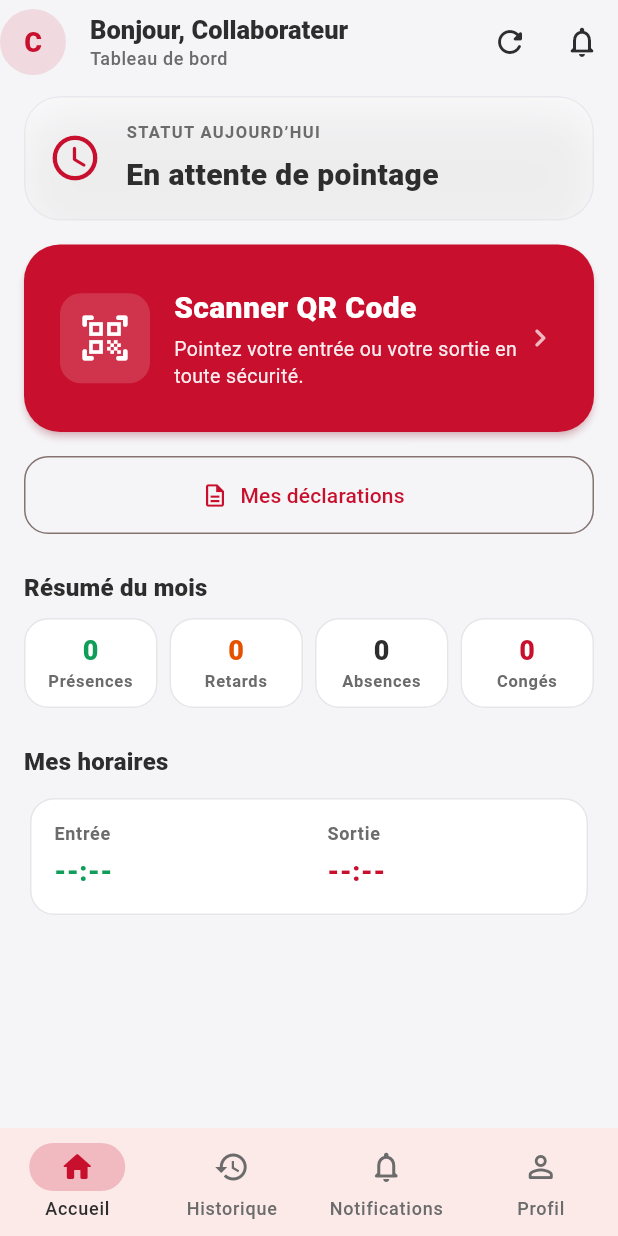
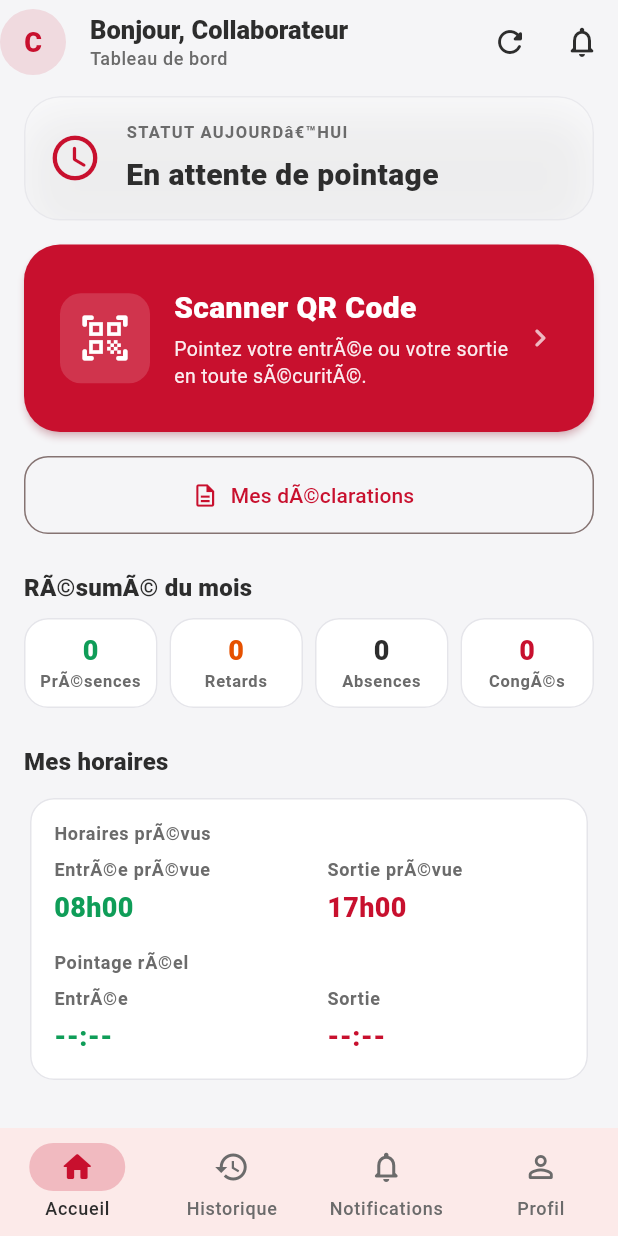
Before and after one commit to Modou1ngom/CofiPointe, a Flutter app: the DashboardScreen screen opened by its route, on a phone screen of 412 x 824 dp. Run offline on Flutter 3.47's test engine with Material 3 defaults, Android fonts, the phone set to English and light mode, and no system bars; drawn by our look-alikes of flutter_animate; our stand-ins replace camera, connectivity_plus, device_info_plus, dio, equatable, file_picker and 12 more; missing offline and left inert: android_id, encrypt, google_mlkit_face_detection, mobile_scanner; accounts and stored records are empty.

Commit message:
Bump CofiPointe 1.0.16 : logout auto sur 401 et sync dashboard.
Co-authored-by: Cursor <cursoragent@cursor.com>

```diff
--- a/lib/features/attendance/data/models/pointage_mobile_models.dart
+++ b/lib/features/attendance/data/models/pointage_mobile_models.dart
@@ -62,26 +62,89 @@ class PointageTodaySummary extends Equatable {
   const PointageTodaySummary({
     this.checkIn,
     this.checkOut,
+    this.checkInLabel,
+    this.checkOutLabel,
+    this.scheduledArrival,
+    this.scheduledDeparture,
     this.rows = const [],
     this.officeZone,
+    this.dayComplete = false,
+    this.autoFerie = false,
+    this.statusLabel,
+    this.apiDate,
   });
 
   static const PointageTodaySummary empty = PointageTodaySummary();
 
   final DateTime? checkIn;
   final DateTime? checkOut;
+  /// Libellé d’affichage (heure réelle si fournie, sinon formatée).
+  final String? checkInLabel;
+  final String? checkOutLabel;
+  /// Horaires prévus RH (section « Mes horaires »).
+  final String? scheduledArrival;
+  final String? scheduledDeparture;
   final List<PointageTodayRow> rows;
   final OfficeZone? officeZone;
+  final bool dayComplete;
+  final bool autoFerie;
+  final String? statusLabel;
+  final String? apiDate;
+
+  bool get hasCheckIn => checkIn != null;
+  bool get hasCheckOut => checkOut != null;
+  bool get isDayComplete => dayComplete || (hasCheckIn && hasCheckOut);
 
   /// Réponse agrégée `GET /pointage/today` (`check_in` / `check_out`).
   factory PointageTodaySummary.fromTodayApiMap(Map<String, dynamic> json) {
     final zoneRaw = json['office_zone'] ?? json['officeZone'];
+    final checkIn = _onlyToday(AppDateFormat.parseApi(json['check_in'] ?? json['checkIn']));
+    final checkOut = _onlyToday(AppDateFormat.parseApi(json['check_out'] ?? json['checkOut']));
+    final labelIn = _firstNonEmpty([
+      json['entry_reelle'],
+      json['entryReelle'],
+      json['entree_reelle'],
+    ]);
+    final labelOut = _firstNonEmpty([
+      json['exit_reelle'],
+      json['exitReelle'],
+      json['sortie_reelle'],
+    ]);
+    final scheduledIn = _normalizeHhmm(_firstNonEmpty([
+      json['scheduled_arrival'],
+      json['scheduledArrival'],
+      json['heure_arrivee_prevue'],
+      json['heureArriveePrevue'],
+    ]));
+    final scheduledOut = _normalizeHhmm(_firstNonEmpty([
+      json['scheduled_departure'],
+      json['scheduledDeparture'],
+      json['heure_depart_prevue'],
+      json['heureDepartPrevue'],
+    ]));
+    final dayComplete = json['journee_complete'] == true ||
+        json['journeeComplete'] == true ||
+        (checkIn != null && checkOut != null);
+    final autoFerie =
+        json['auto_ferie'] == true || json['autoFerie'] == true;
+    final statusLabel = _firstNonEmpty([json['statut'], json['status_label']]);
+
     return PointageTodaySummary(
-      checkIn: AppDateFormat.parseApi(json['check_in'] ?? json['checkIn']),
-      checkOut: AppDateFormat.parseApi(json['check_out'] ?? json['checkOut']),
+      checkIn: checkIn,
+      checkOut: checkOut,
+      checkInLabel: labelIn ??
+          (checkIn != null ? AppDateFormat.formatTime12h(checkIn) : null),
+      checkOutLabel: labelOut ??
+          (checkOut != null ? AppDateFormat.formatTime12h(checkOut) : null),
+      scheduledArrival: scheduledIn,
+      scheduledDeparture: scheduledOut,
       officeZone: zoneRaw is Map
           ? OfficeZone.fromJson(Map<String, dynamic>.from(zoneRaw))
           : null,
+      dayComplete: dayComplete,
+      autoFerie: autoFerie,
+      statusLabel: statusLabel,
+      apiDate: json['date']?.toString(),
     );
   }
 
@@ -97,19 +160,71 @@ class PointageTodaySummary extends Equatable {
     DateTime? lastSortie;
     for (final r in rows) {
       final s = r.sens.toLowerCase();
+      final at = _onlyToday(r.enregistreAt);
+      if (at == null) continue;
       if (s == 'entree') {
-        firstEntree ??= r.enregistreAt;
+        firstEntree ??= at;
       } else if (s == 'sortie') {
-        lastSortie = r.enregistreAt;
+        lastSortie = at;
       }
     }
     return PointageTodaySummary(
       checkIn: firstEntree,
       checkOut: lastSortie,
+      checkInLabel:
+          firstEntree != null ? AppDateFormat.formatTime12h(firstEntree) : null,
+      checkOutLabel:
+          lastSortie != null ? AppDateFormat.formatTime12h(lastSortie) : null,
       rows: rows,
+      dayComplete: firstEntree != null && lastSortie != null,
     );
   }
 
+  static DateTime? _onlyToday(DateTime? dt) {
+    if (dt == null) return null;
+    final now = DateTime.now();
+    final local = dt.toLocal();
+    if (local.year != now.year ||
+        local.month != now.month ||
+        local.day != now.day) {
+      return null;
+    }
+    return local;
+  }
+
+  static String? _firstNonEmpty(List<dynamic> values) {
+    for (final v in values) {
+      final s = v?.toString().trim();
+      if (s != null && s.isNotEmpty && s != '—' && s != '-') return s;
+    }
+    return null;
+  }
+
+  /// Normalise `08:00` / `8:00` / `08h00` → `08h00`.
+  static String? _normalizeHhmm(String? raw) {
+    if (raw == null) return null;
+    final s = raw.trim();
+    if (s.isEmpty) return null;
+    final m = RegExp(r'^(\d{1,2})[:hH]?(\d{0,2})').firstMatch(s);
+    if (m == null) return s;
+    final h = int.tryParse(m.group(1) ?? '') ?? 0;
+    final min = int.tryParse((m.group(2) == null || m.group(2)!.isEmpty) ? '0' : m.group(2)!) ?? 0;
+    return '${h.toString().padLeft(2, '0')}h${min.toString().padLeft(2, '0')}';
+  }
+
   @override
-  List<Object?> get props => [checkIn, checkOut, rows, officeZone];
+  List<Object?> get props => [
+        checkIn,
+        checkOut,
+        checkInLabel,
+        checkOutLabel,
+        scheduledArrival,
+        scheduledDeparture,
+        rows,
+        officeZone,
+        dayComplete,
+        autoFerie,
+        statusLabel,
+        apiDate,
+      ];
 }
--- a/lib/features/dashboard/presentation/screens/dashboard_screen.dart
+++ b/lib/features/dashboard/presentation/screens/dashboard_screen.dart
@@ -3,6 +3,7 @@ import 'package:flutter_animate/flutter_animate.dart';
 import 'package:flutter_riverpod/flutter_riverpod.dart';
 import 'package:go_router/go_router.dart';
 import '../../../../core/constants/app_colors.dart';
+import '../../../../core/errors/failures.dart';
 import '../../../../core/constants/app_spacing.dart';
 import '../../../../core/utils/app_date_format.dart';
 import '../../../../providers/attendance_ui_provider.dart';
@@ -28,53 +29,68 @@ class DashboardScreen extends ConsumerWidget {
     final api = todayAsync.valueOrNull;
     final summaryAsync = ref.watch(dashboardSummaryProvider);
 
-    // Aligne le cache local sur le serveur dès qu’il répond.
+    // Aligne le cache local sur le serveur dÃ¨s quâ€™il rÃ©pond.
     ref.listen<AsyncValue<PointageTodaySummary>>(pointageTodayProvider, (
       previous,
       next,
     ) {
       next.whenData((summary) {
         ref.read(todayAttendanceUiProvider.notifier).syncToday(
-              checkIn: summary.checkIn,
-              checkOut: summary.checkOut,
+              checkIn: summary.autoFerie ? null : summary.checkIn,
+              checkOut: summary.autoFerie ? null : summary.checkOut,
             );
       });
     });
 
-    // Dès que le serveur a répondu, ses valeurs priment (même si null).
+    // DÃ¨s que le serveur a rÃ©pondu, ses valeurs priment (mÃªme si null).
+    // Les pointages synthÃ©tiques (fÃ©riÃ© auto) ne sont plus renvoyÃ©s comme checkIn/Out.
     final checkIn = todayAsync.hasValue ? api?.checkIn : local.checkIn;
     final checkOut = todayAsync.hasValue ? api?.checkOut : local.checkOut;
+    final autoFerie = api?.autoFerie == true;
     final name = session.user?.fullName ?? 'Collaborateur';
     final scheme = Theme.of(context).colorScheme;
 
     final hasEntry = checkIn != null;
     final hasExit = checkOut != null;
-    final present = hasEntry || hasExit;
+    final present = !autoFerie && (hasEntry || hasExit);
 
-    // Ne pas masquer une erreur API derrière des zéros : on garde la donnée
-    // reçue, sinon un plancher basé sur le pointage du jour.
     final summary = _resolveMonthlySummary(summaryAsync, presentToday: present);
 
     String statusTitle;
-    if (hasEntry && hasExit) {
-      statusTitle = 'Présent';
+    if (autoFerie) {
+      statusTitle = api?.statusLabel?.trim().isNotEmpty == true
+          ? api!.statusLabel!
+          : 'Jour fÃ©riÃ© (auto)';
+    } else if (hasEntry && hasExit) {
+      statusTitle = 'PrÃ©sent';
     } else if (hasExit && !hasEntry) {
-      statusTitle = 'Sortie enregistrée';
+      statusTitle = 'Sortie enregistrÃ©e';
     } else if (hasEntry) {
-      statusTitle = 'Présent';
+      statusTitle = 'PrÃ©sent';
     } else {
       statusTitle = 'En attente de pointage';
     }
 
     String? statusDetail;
-    if (hasEntry && hasExit) {
+    if (autoFerie) {
+      statusDetail = 'Aucun scan requis â€” couverture automatique';
+    } else if (hasEntry && hasExit) {
       statusDetail =
-          'Entrée : ${AppDateFormat.formatTime12h(checkIn)} · Sortie : ${AppDateFormat.formatTime12h(checkOut)}';
+          'EntrÃ©e : ${AppDateFormat.formatTime12h(checkIn)} Â· Sortie : ${AppDateFormat.formatTime12h(checkOut)}';
     } else if (hasExit && !hasEntry) {
       statusDetail = 'Sortie : ${AppDateFormat.formatTime12h(checkOut)}';
     } else if (hasEntry) {
-      statusDetail = 'Entrée : ${AppDateFormat.formatTime12h(checkIn)}';
+      statusDetail = 'EntrÃ©e : ${AppDateFormat.formatTime12h(checkIn)}';
     }
+
+    final scheduledIn = api?.scheduledArrival ?? '08h00';
+    final scheduledOut = api?.scheduledDeparture ?? '17h00';
+    final entryDisplay = checkIn == null
+        ? '--:--'
+        : (api?.checkInLabel ?? AppDateFormat.formatTime12h(checkIn));
+    final exitDisplay = checkOut == null
+        ? '--:--'
+        : (api?.checkOutLabel ?? AppDateFormat.formatTime12h(checkOut));
 
     return Scaffold(
       appBar: AppBar(
@@ -150,7 +166,7 @@ class DashboardScreen extends ConsumerWidget {
                     crossAxisAlignment: CrossAxisAlignment.start,
                     children: [
                       Text(
-                        'STATUT AUJOURD’HUI',
+                        'STATUT AUJOURDâ€™HUI',
                         style: Theme.of(context).textTheme.labelSmall?.copyWith(
                               letterSpacing: 0.9,
                               color: scheme.onSurfaceVariant,
@@ -224,7 +240,7 @@ class DashboardScreen extends ConsumerWidget {
                           ),
                           const SizedBox(height: 4),
                           Text(
-                            'Pointez votre entrée ou votre sortie en toute sécurité.',
+                            'Pointez votre entrÃ©e ou votre sortie en toute sÃ©curitÃ©.',
                             style: TextStyle(
                               color: Colors.white.withValues(alpha: 0.92),
                               fontSize: 13,
@@ -244,11 +260,11 @@ class DashboardScreen extends ConsumerWidget {
           OutlinedButton.icon(
             onPressed: () => context.push(DeclarationsScreen.routePath),
             icon: const Icon(Icons.description_outlined),
-            label: const Text('Mes déclarations'),
+            label: const Text('Mes dÃ©clarations'),
           ),
           const SizedBox(height: AppSpacing.lg),
           Text(
-            'Résumé du mois',
+            'RÃ©sumÃ© du mois',
             style: Theme.of(context).textTheme.titleMedium?.copyWith(
                   fontWeight: FontWeight.w800,
                   color: AppColors.charcoal,
@@ -259,8 +275,8 @@ class DashboardScreen extends ConsumerWidget {
             children: [
               Expanded(
                 child: _SummaryStat(
-                  label: 'Présences',
-                  value: summaryAsync.isLoading ? '…' : '${summary.presentsCount}',
+                  label: 'PrÃ©sences',
+                  value: summaryAsync.isLoading ? 'â€¦' : '${summary.presentsCount}',
                   accent: AppColors.success,
                 ),
               ),
@@ -268,7 +284,7 @@ class DashboardScreen extends ConsumerWidget {
               Expanded(
                 child: _SummaryStat(
                   label: 'Retards',
-                  value: summaryAsync.isLoading ? '…' : '${summary.lateCount}',
+                  value: summaryAsync.isLoading ? 'â€¦' : '${summary.lateCount}',
                   accent: AppColors.warning,
                 ),
               ),
@@ -276,15 +292,15 @@ class DashboardScreen extends ConsumerWidget {
               Expanded(
                 child: _SummaryStat(
                   label: 'Absences',
-                  value: summaryAsync.isLoading ? '…' : '${summary.absentCount}',
+                  value: summaryAsync.isLoading ? 'â€¦' : '${summary.absentCount}',
                   accent: AppColors.charcoal,
                 ),
               ),
               const SizedBox(width: AppSpacing.sm),
               Expanded(
                 child: _SummaryStat(
-                  label: 'Congés',
-                  value: summaryAsync.isLoading ? '…' : '${summary.onLeaveCount}',
+                  label: 'CongÃ©s',
+                  value: summaryAsync.isLoading ? 'â€¦' : '${summary.onLeaveCount}',
                   accent: scheme.primary,
                 ),
               ),
@@ -302,24 +318,59 @@ class DashboardScreen extends ConsumerWidget {
           Card(
             child: Padding(
               padding: const EdgeInsets.all(AppSpacing.md),
-              child: Row(
+              child: Column(
+                crossAxisAlignment: CrossAxisAlignment.start,
+                children: [
+                  Text(
+                    'Horaires prÃ©vus',
+                    style: Theme.of(context).textTheme.labelMedium?.copyWith(
+                          color: scheme.onSurfaceVariant,
+                          fontWeight: FontWeight.w600,
+                        ),
+                  ),
+                  const SizedBox(height: AppSpacing.sm),
+                  Row(
                     children: [
                       _timeColumn(
                         context,
-                    label: 'Entrée',
-                    value: checkIn != null
-                        ? AppDateFormat.formatTime12h(checkIn)
-                        : '--:--',
+                        label: 'EntrÃ©e prÃ©vue',
+                        value: scheduledIn,
+                        accent: AppColors.success,
+                      ),
+                      const SizedBox(width: AppSpacing.lg),
+                      _timeColumn(
+                        context,
+                        label: 'Sortie prÃ©vue',
+                        value: scheduledOut,
+                        accent: AppColors.primary,
+                      ),
+                    ],
+                  ),
+                  const SizedBox(height: AppSpacing.md),
+                  Text(
+                    'Pointage rÃ©el',
+                    style: Theme.of(context).textTheme.labelMedium?.copyWith(
+                          color: scheme.onSurfaceVariant,
+                          fontWeight: FontWeight.w600,
+                        ),
+                  ),
+                  const SizedBox(height: AppSpacing.sm),
+                  Row(
+                    children: [
+                      _timeColumn(
+                        context,
+                        label: 'EntrÃ©e',
+                        value: entryDisplay,
                         accent: AppColors.success,
                       ),
                       const SizedBox(width: AppSpacing.lg),
                       _timeColumn(
                         context,
                         label: 'Sortie',
-                    value: checkOut != null
-                        ? AppDateFormat.formatTime12h(checkOut)
-                        : '--:--',
+                        value: exitDisplay,
                         accent: AppColors.primary,
+                      ),
+                    ],
                   ),
                 ],
               ),
@@ -329,7 +380,7 @@ class DashboardScreen extends ConsumerWidget {
             Padding(
               padding: const EdgeInsets.only(top: AppSpacing.sm),
               child: Text(
-                'Pointage du jour : impossible de synchroniser (réessayez).',
+                _todaySyncErrorMessage(todayAsync.error),
                 style: Theme.of(context).textTheme.bodySmall?.copyWith(
                       color: scheme.error,
                     ),
@@ -338,6 +389,26 @@ class DashboardScreen extends ConsumerWidget {
         ],
       ),
     );
+  }
+
+
+  static String _todaySyncErrorMessage(Object? error) {
+    if (error is NetworkFailure) {
+      return 'Pointage du jour : pas de connexion (réessayez).';
+    }
+    if (error is AuthFailure) {
+      return 'Pointage du jour : session expirée — reconnectez-vous.';
+    }
+    if (error is ServerFailure) {
+      final code = error.code;
+      if (code == '500' || code == '502' || code == '503') {
+        return 'Pointage du jour : serveur indisponible (réessayez plus tard).';
+      }
+      if (code == '404') {
+        return 'Pointage du jour : service non déployé côté serveur.';
+      }
+    }
+    return 'Pointage du jour : impossible de synchroniser (réessayez).';
   }
 
   Widget _timeColumn(
@@ -378,16 +449,11 @@ DashboardSummary _resolveMonthlySummary(
 }) {
   final data = async.valueOrNull;
   if (data != null) {
-    if (presentToday && data.presentsCount < 1) {
-      return DashboardSummary(
-        presentsCount: 1,
-        lateCount: data.lateCount,
-        absentCount: data.absentCount,
-        onLeaveCount: data.onLeaveCount,
-        month: data.month,
-      );
+    return data;
   }
-    return data;
+  // Pas de plancher artificiel : afficher 0 tant que l'API n'a pas répondu.
+  if (async.isLoading) {
+    return DashboardSummary.empty;
   }
   if (presentToday) {
     return const DashboardSummary(
--- a/lib/main.dart
+++ b/lib/main.dart
@@ -6,6 +6,7 @@ import 'package:intl/date_symbol_data_local.dart';
 import 'package:shared_preferences/shared_preferences.dart';
 
 import 'app.dart';
+import 'core/network/dio_interceptor.dart';
 import 'providers/app_providers.dart';
 import 'services/push_notification_service.dart';
 import 'services/session_controller.dart';
@@ -34,6 +35,11 @@ Future<void> main() async {
 
   await container.read(sessionControllerProvider.notifier).hydrate();
 
+  // Jeton expiré / révoqué → déconnexion locale (sinon UI « connectée » + sync KO).
+  AuthInterceptor.onUnauthorized = () async {
+    await container.read(sessionControllerProvider.notifier).logout();
+  };
+
   runApp(
     UncontrolledProviderScope(
       container: container,
--- a/pubspec.yaml
+++ b/pubspec.yaml
@@ -1,7 +1,7 @@
 name: cofi_pointe
 description: CofiPointe — Pointage biométrique entreprise (Clean Architecture).
 publish_to: "none"
-version: 1.0.15+16
+version: 1.0.16+17
 
 environment:
   sdk: ">=3.5.0 <4.0.0"
```
Also changed, not shown: lib/core/network/dio_interceptor.dart (+25 -0 lines), 2 other files. Lines whose indentation alone changed are shown as unchanged.
